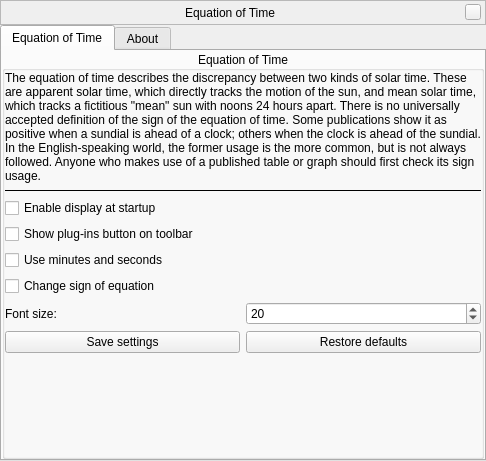
519984307/stellarium_src, file plugins/EquationOfTime/src/gui/equationOfTimeWindow.ui: the form before one commit.
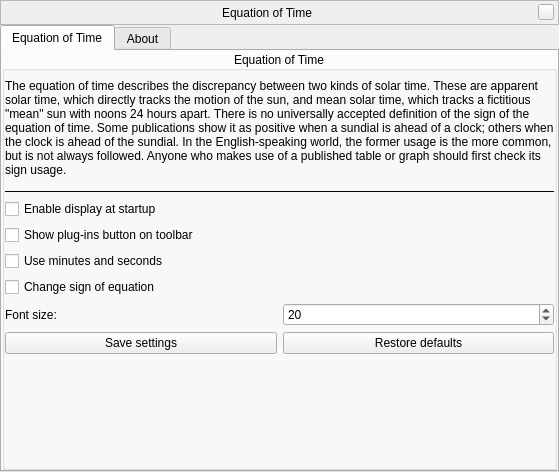
The form after the commit. Custom widgets are drawn as their Qt base class.

Commit message: fixed issue with GUI of Equation of Time plugin

Diff of the .ui file:
```diff
--- a/plugins/EquationOfTime/src/gui/equationOfTimeWindow.ui
+++ b/plugins/EquationOfTime/src/gui/equationOfTimeWindow.ui
@@ -6,8 +6,8 @@
    <rect>
     <x>0</x>
     <y>0</y>
-    <width>486</width>
-    <height>461</height>
+    <width>500</width>
+    <height>472</height>
    </rect>
   </property>
   <layout class="QVBoxLayout" name="verticalLayout">
@@ -183,6 +183,12 @@
           </property>
           <item>
            <widget class="QLabel" name="labelEOTDescription">
+            <property name="sizePolicy">
+             <sizepolicy hsizetype="MinimumExpanding" vsizetype="Expanding">
+              <horstretch>0</horstretch>
+              <verstretch>0</verstretch>
+             </sizepolicy>
+            </property>
             <property name="text">
              <string>The equation of time describes the discrepancy between two kinds of solar time. These are apparent solar time, which directly tracks the motion of the sun, and mean solar time, which tracks a fictitious &quot;mean&quot; sun with noons 24 hours apart. There is no universally accepted definition of the sign of the equation of time. Some publications show it as positive when a sundial is ahead of a clock; others when the clock is ahead of the sundial. In the English-speaking world, the former usage is the more common, but is not always followed. Anyone who makes use of a published table or graph should first check its sign usage.</string>
             </property>
```
The commit also changes 2 other files.
